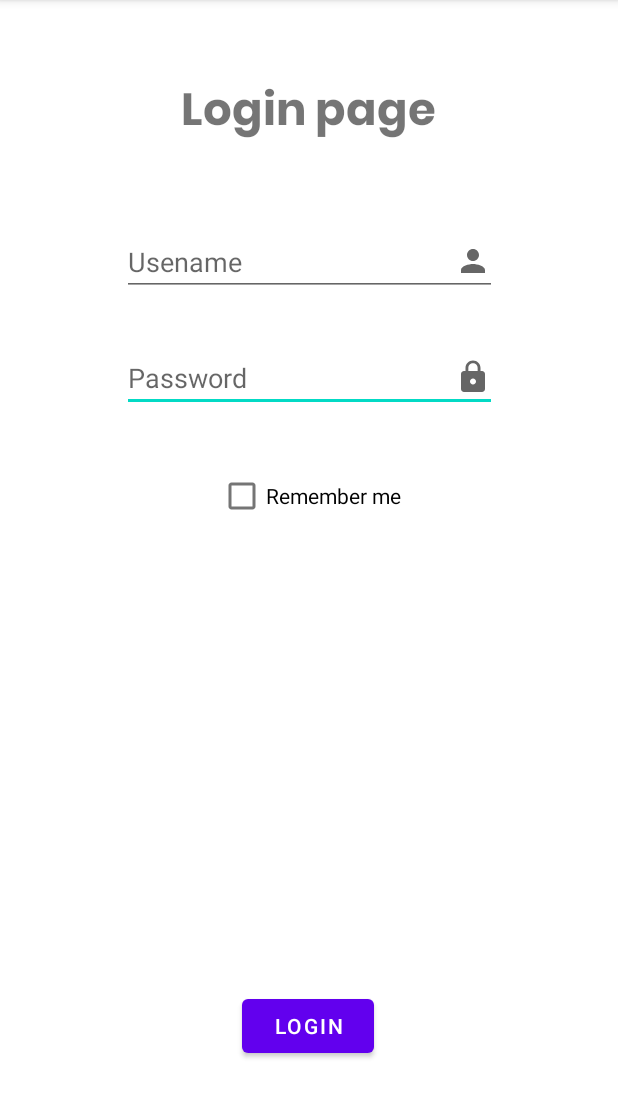
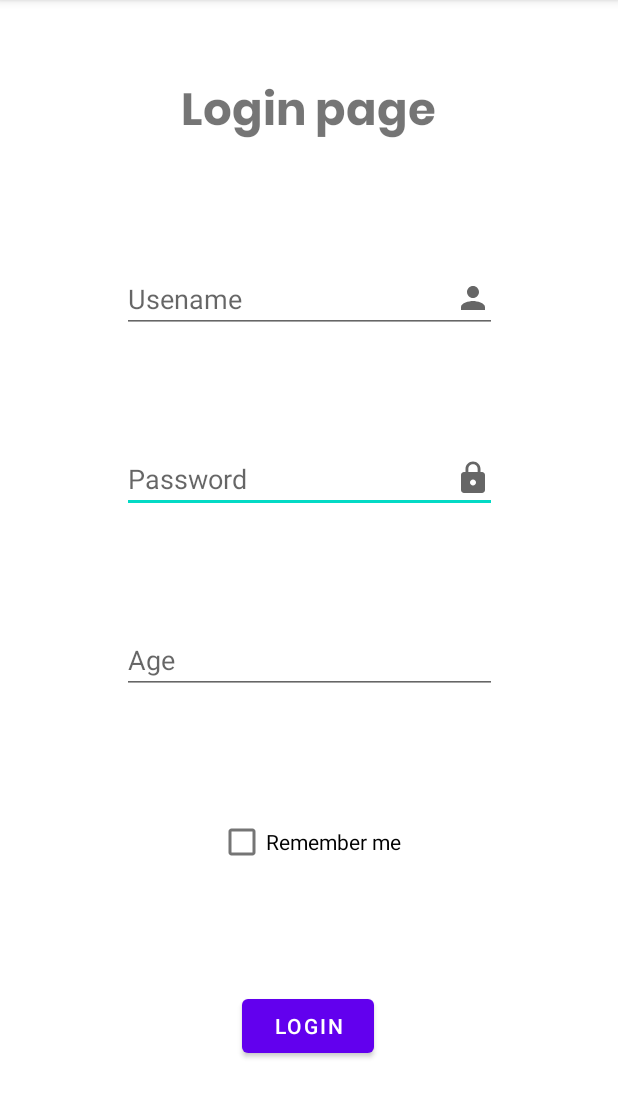
Before and after one commit to david-slatinek/rt21, an Android app: the screen it shows after launch (LoginActivity), after a tap on "LOGIN", on a phone screen of 412 x 824 dp, the part 84-1202 px from its top. Run offline under Robolectric (Android 15) with nearby library versions, the phone set to English and light mode, and no system bars; our stand-ins replace Timber; 3 statements that could not run were skipped.

Commit message:
Added api_key to application for future connecting to the API
- added input field for age on registration activity

```diff
--- a/android-application/app/src/main/java/com/rt21/MyApplication.java
+++ b/android-application/app/src/main/java/com/rt21/MyApplication.java
@@ -10,6 +10,8 @@ import java.util.Random;
 import timber.log.Timber;
 
 public class MyApplication extends Application {
+    private final String keyName = "X-API-Key";
+    private final String apiKey = "04fca805-c486-4519-9bdb-7dd80733dfd1";
 
     public User testUser;
     public int distance;
@@ -31,4 +33,12 @@ public class MyApplication extends Application {
         distance = rand.nextInt(1000);
         signs = rand.nextInt(1000);
     }
+
+    public String getKeyName() {
+        return keyName;
+    }
+
+    public String getApiKey() {
+        return apiKey;
+    }
 }
--- a/android-application/app/src/main/res/layout/activity_login.xml
+++ b/android-application/app/src/main/res/layout/activity_login.xml
@@ -23,8 +23,6 @@
         android:id="@+id/etName"
         android:layout_width="wrap_content"
         android:layout_height="wrap_content"
-        android:layout_marginTop="16dp"
-        android:layout_marginBottom="16dp"
         android:width="250dp"
         android:drawableEnd="@drawable/ic_fullname"
         android:ems="10"
@@ -32,18 +30,13 @@
         android:inputType="textPersonName"
         app:layout_constraintBottom_toTopOf="@+id/etUsername"
         app:layout_constraintEnd_toEndOf="parent"
-        app:layout_constraintHorizontal_bias="0.5"
         app:layout_constraintStart_toStartOf="parent"
-        app:layout_constraintTop_toBottomOf="@+id/txtLoginRegisterTitle"
-        app:layout_constraintVertical_bias="0.1"
-        app:layout_constraintVertical_chainStyle="packed" />
+        app:layout_constraintTop_toBottomOf="@+id/txtLoginRegisterTitle" />
 
     <EditText
         android:id="@+id/etEmail"
         android:layout_width="wrap_content"
         android:layout_height="wrap_content"
-        android:layout_marginTop="16dp"
-        android:layout_marginBottom="16dp"
         android:width="250dp"
         android:drawableEnd="@drawable/ic_email"
         android:ems="10"
@@ -57,13 +50,11 @@
         android:id="@+id/etPassword"
         android:layout_width="wrap_content"
         android:layout_height="wrap_content"
-        android:layout_marginTop="16dp"
-        android:layout_marginBottom="16dp"
         android:width="250dp"
         android:drawableEnd="@drawable/ic_password"
         android:ems="10"
         android:hint="Password"
-        app:layout_constraintBottom_toTopOf="@+id/chk_StayLoggedIn"
+        app:layout_constraintBottom_toTopOf="@+id/etAge"
         app:layout_constraintEnd_toEndOf="parent"
         app:layout_constraintStart_toStartOf="parent"
         app:layout_constraintTop_toBottomOf="@+id/etEmail" />
@@ -72,19 +63,17 @@
         android:id="@+id/chk_StayLoggedIn"
         android:layout_width="wrap_content"
         android:layout_height="wrap_content"
-        android:layout_marginTop="16dp"
         android:text="Remember me"
         app:layout_constraintBottom_toTopOf="@+id/login_registerBtn"
         app:layout_constraintEnd_toEndOf="parent"
+        app:layout_constraintHorizontal_bias="0.5"
         app:layout_constraintStart_toStartOf="parent"
-        app:layout_constraintTop_toBottomOf="@+id/etPassword" />
+        app:layout_constraintTop_toBottomOf="@+id/etAge" />
 
     <EditText
         android:id="@+id/etUsername"
         android:layout_width="wrap_content"
         android:layout_height="wrap_content"
-        android:layout_marginTop="16dp"
-        android:layout_marginBottom="16dp"
         android:width="250dp"
         android:drawableEnd="@drawable/ic_username"
         android:ems="10"
@@ -106,4 +95,18 @@
         app:layout_constraintHorizontal_bias="0.498"
         app:layout_constraintStart_toStartOf="parent" />
 
+    <EditText
+        android:id="@+id/etAge"
+        android:layout_width="wrap_content"
+        android:layout_height="wrap_content"
+        android:ems="10"
+        android:inputType="textPersonName"
+        android:width="250dp"
+        android:hint="Age"
+        app:layout_constraintBottom_toTopOf="@+id/chk_StayLoggedIn"
+        app:layout_constraintEnd_toEndOf="parent"
+        app:layout_constraintHorizontal_bias="0.5"
+        app:layout_constraintStart_toStartOf="parent"
+        app:layout_constraintTop_toBottomOf="@+id/etPassword" />
+
 </androidx.constraintlayout.widget.ConstraintLayout>
```
